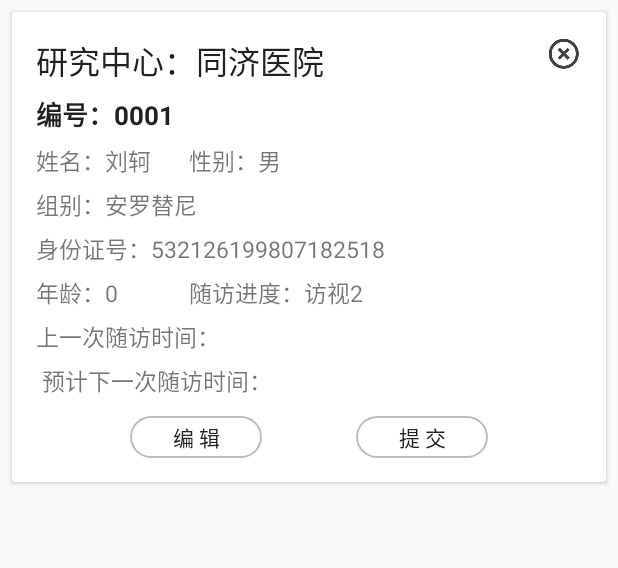
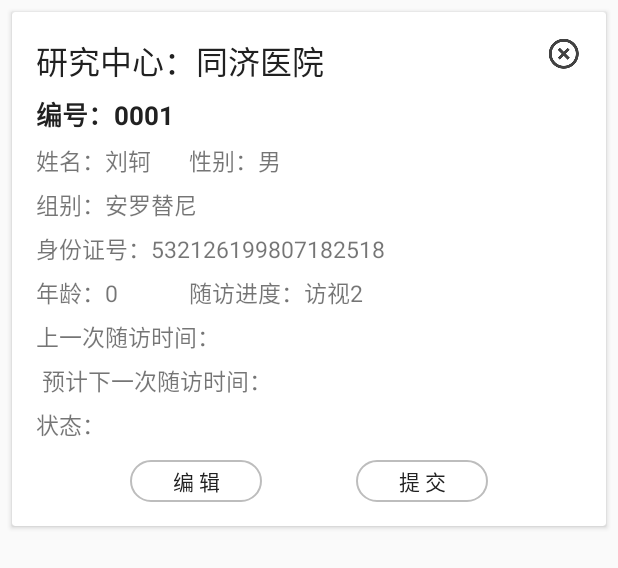
Before and after one commit to ZhongXianer/RayPlus, an Android app: the layout item_sample.xml on its own in the app's theme, with its tools: preview values and no code run, on a phone screen of 412 x 824 dp. Shown: the top 568 px of the screen. Run offline under Robolectric (Android 15) with nearby library versions, the phone set to English and light mode, and no system bars; network calls fail.

Commit message:
完成治疗期随访接口和获取样本的访视提交状态信息。

```diff
--- a/app/src/main/java/com/ksballetba/rayplus/data/bean/NavigationBean.kt
+++ b/app/src/main/java/com/ksballetba/rayplus/data/bean/NavigationBean.kt
@@ -11,6 +11,8 @@
     data class Data(
         @SerializedName("cycle_number")
         val cycleNumber: Int, // 2
-        val title: String // 访视2
+        val title: String, // 访视2
+        @SerializedName("is_submit")
+        val isSubmit: Int
     )
 }
--- a/app/src/main/java/com/ksballetba/rayplus/data/bean/ProjectListBean.kt
+++ b/app/src/main/java/com/ksballetba/rayplus/data/bean/ProjectListBean.kt
@@ -4,7 +4,7 @@
 import com.google.gson.annotations.SerializedName
 
 /**
- * 项目类
+ * 项目列表类，用于在list中展示
  */
 data class ProjectListBean(
     val code: Int, // 0
--- a/app/src/main/java/com/ksballetba/rayplus/data/bean/SampleListBean.kt
+++ b/app/src/main/java/com/ksballetba/rayplus/data/bean/SampleListBean.kt
@@ -47,6 +47,8 @@
         @SerializedName("sign_time")
         val signTime: String, // 2019-10-08
         @SerializedName("user_id")
-        val userId: Int // 1
+        val userId: Int, // 1
+        @SerializedName("submit_status")
+        val submitStatus: Int
     )
 }
--- a/app/src/main/java/com/ksballetba/rayplus/network/ApiService.kt
+++ b/app/src/main/java/com/ksballetba/rayplus/network/ApiService.kt
@@ -128,6 +128,10 @@
     fun deleteCycle(@Header("Authorization") token:String?,@Path("sample_id") sampleId:Int):Observable<BaseResponseBean>
 
     @Headers("Content-Type:application/json")
+    @POST("/submit_cycle/{sample_id}/{cycle_number}")
+    fun submitCycle(@Header("Authorization")token: String?, @Path("sample_id")sampleId: Int, @Path("cycle_number")cycleNumber: Int):Observable<BaseResponseBean>
+
+    @Headers("Content-Type:application/json")
     @GET("/main_symptom_table/{sample_id}/{cycle_number}")
     fun getMainPhysicalSignList(@Header("Authorization") token:String?,@Path("sample_id") sampleId:Int,@Path("cycle_number") cycleNumber:Int):Observable<MainPhysicalSignListBean>
 
--- a/app/src/main/java/com/ksballetba/rayplus/ui/adapter/SamplesAdapter.kt
+++ b/app/src/main/java/com/ksballetba/rayplus/ui/adapter/SamplesAdapter.kt
@@ -4,6 +4,7 @@
 import com.chad.library.adapter.base.BaseViewHolder
 import com.ksballetba.rayplus.R
 import com.ksballetba.rayplus.data.bean.SampleListBean
+import com.ksballetba.rayplus.util.getSampleSubmitStatus
 
 class SamplesAdapter(layoutResId:Int,data:List<SampleListBean.Data>): BaseQuickAdapter<SampleListBean.Data, BaseViewHolder>(layoutResId,data) {
 
@@ -22,6 +23,7 @@
             .setText(R.id.tv_sample_interview_status,"随访进度：${item?.interviewStatus}")
             .setText(R.id.tv_sample_last_interview_time,"上一次随访时间：${item?.lastInterviewTime}")
             .setText(R.id.tv_sample_next_interview_time,"预计下一次随访时间：${item?.nextInterviewTime}")
+            .setText(R.id.tv_sample_submit_status,"状态：${getSampleSubmitStatus()[item!!.submitStatus]}")
             .addOnClickListener(R.id.btn_sample_edit)
             .addOnClickListener(R.id.btn_sample_submit)
             .addOnClickListener(R.id.iv_delete_item_sample)
--- a/app/src/main/java/com/ksballetba/rayplus/ui/adapter/VisitsAdapter.kt
+++ b/app/src/main/java/com/ksballetba/rayplus/ui/adapter/VisitsAdapter.kt
@@ -4,6 +4,7 @@
 import com.chad.library.adapter.base.BaseViewHolder
 import com.ksballetba.rayplus.R
 import com.ksballetba.rayplus.data.bean.NavigationBean
+import com.ksballetba.rayplus.util.getTreatmentVisitSubmitStatus
 
 class VisitsAdapter(layoutResId:Int,data:List<NavigationBean.Data>): BaseQuickAdapter<NavigationBean.Data, BaseViewHolder>(layoutResId,data) {
 
@@ -13,5 +14,7 @@
 
     override fun convert(helper: BaseViewHolder, item: NavigationBean.Data?) {
         helper.setText(R.id.tv_visit_name,item?.title)
+            .setText(R.id.tv_visit_submit_status,"提交状态：${getTreatmentVisitSubmitStatus()[item!!.isSubmit]}")
+            .addOnClickListener(R.id.tv_visit_submit)
     }
 }
--- a/app/src/main/res/layout/item_sample.xml
+++ b/app/src/main/res/layout/item_sample.xml
@@ -133,6 +133,16 @@
             app:layout_constraintStart_toStartOf="parent"
             app:layout_constraintTop_toBottomOf="@+id/tv_sample_last_interview_time" />
 
+        <TextView
+            android:id="@+id/tv_sample_submit_status"
+            android:layout_width="wrap_content"
+            android:layout_height="wrap_content"
+            android:layout_marginTop="6dp"
+            android:text="状态："
+            android:textSize="15sp"
+            app:layout_constraintStart_toStartOf="parent"
+            app:layout_constraintTop_toBottomOf="@id/tv_sample_next_interview_time"/>
+
         <Button
             android:id="@+id/btn_sample_edit"
             android:layout_width="wrap_content"
@@ -143,7 +153,7 @@
             android:textColor="@color/primary_text"
             app:layout_constraintStart_toStartOf="parent"
             app:layout_constraintEnd_toStartOf="@+id/btn_sample_submit"
-            app:layout_constraintTop_toBottomOf="@+id/tv_sample_next_interview_time" />
+            app:layout_constraintTop_toBottomOf="@+id/tv_sample_submit_status" />
 
         <Button
             android:id="@+id/btn_sample_submit"
@@ -155,7 +165,7 @@
             android:textColor="@color/primary_text"
             app:layout_constraintEnd_toEndOf="parent"
             app:layout_constraintStart_toEndOf="@+id/btn_sample_edit"
-            app:layout_constraintTop_toBottomOf="@+id/tv_sample_next_interview_time" />
+            app:layout_constraintTop_toBottomOf="@+id/tv_sample_submit_status" />
 
     </androidx.constraintlayout.widget.ConstraintLayout>
 
```
Also changed, not shown: app/src/main/java/com/ksballetba/rayplus/data/source/remote/TreatmentVisitDataSource.kt (+19 -0 lines), app/src/main/java/com/ksballetba/rayplus/ui/fragment/TreatmentVisitFragment.kt (+17 -0 lines), app/src/main/java/com/ksballetba/rayplus/util/ExtensionUtil.kt (+91 -41 lines), app/src/main/java/com/ksballetba/rayplus/viewmodel/TreatmentVisitViewModel.kt (+9 -0 lines), app/src/main/res/layout/item_treatment_visit.xml (+33 -2 lines).
